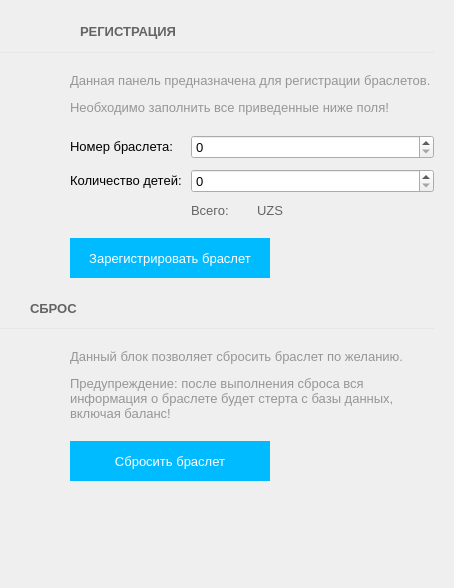
Before: the Qt Designer form Client/forms/RegisterForm.ui in Baxulio/Attraction, drawn with Qt 5.
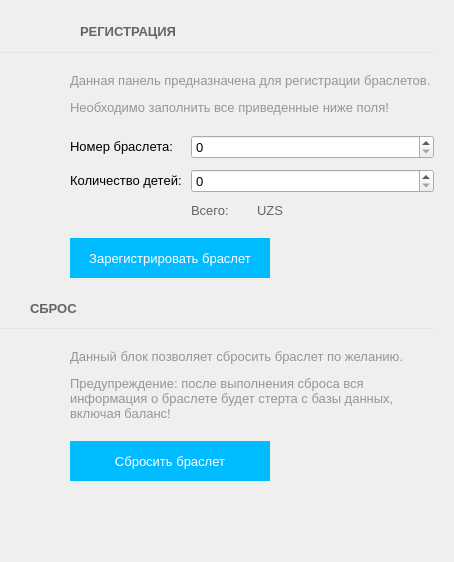
After: the same form once the commit is applied. Icons and pictures are not drawn.

Patch:
```diff
--- a/Client/forms/RegisterForm.ui
+++ b/Client/forms/RegisterForm.ui
@@ -7,7 +7,7 @@
     <x>0</x>
     <y>0</y>
     <width>454</width>
-    <height>588</height>
+    <height>562</height>
    </rect>
   </property>
   <property name="windowTitle">
```
Left out of the diff: 10 changed lines with no effect on the pictures.
